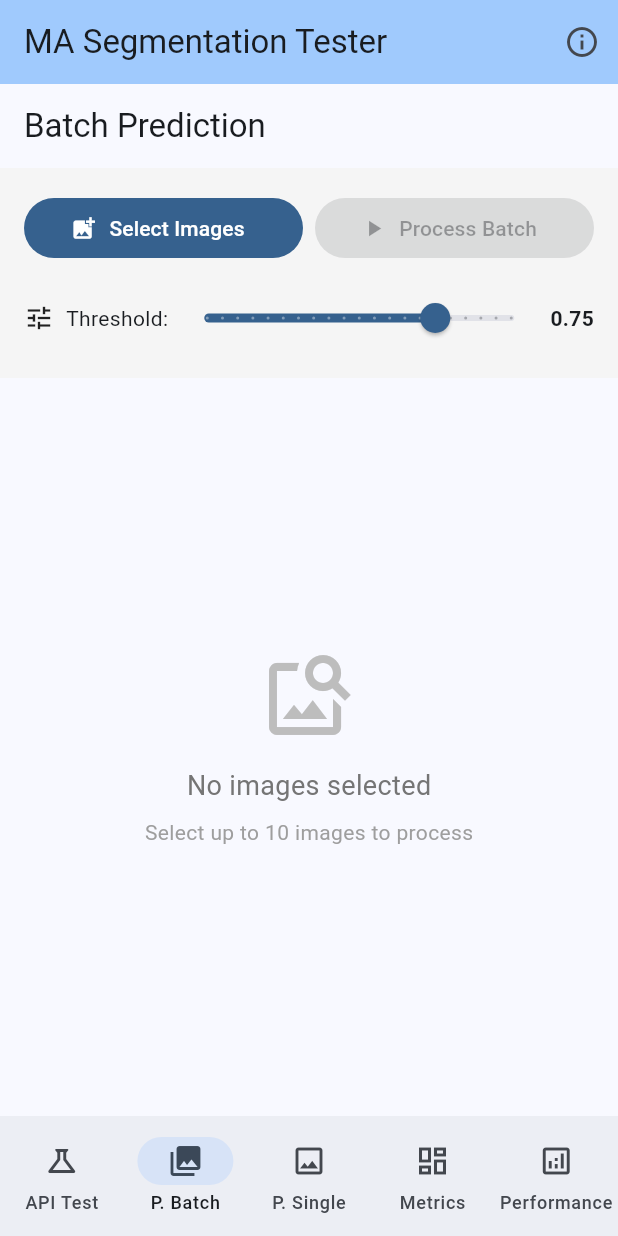
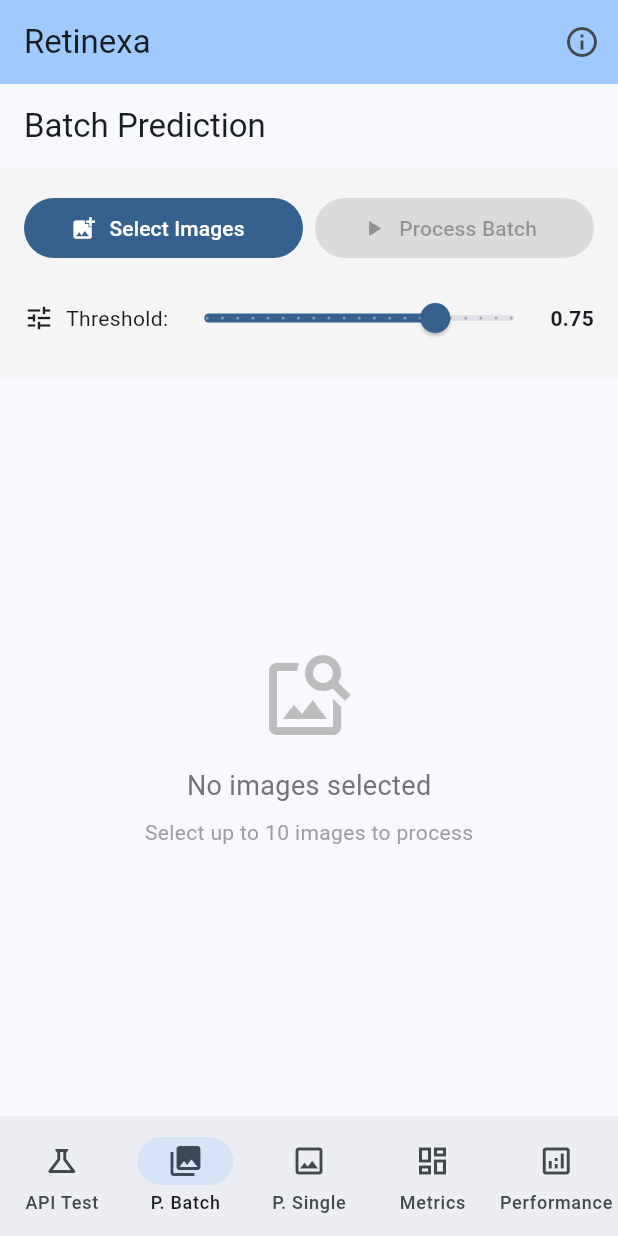
Before and after one commit to agriby-chaniago/ma_tester_flutter, a Flutter app: the screen it shows after launch, item 2 of the bottom bar chosen, on a phone screen of 412 x 824 dp. Run offline on Flutter 3.47's test engine with Material 3 defaults, Android fonts, the phone set to English and light mode, and no system bars; our stand-ins replace connectivity_plus, device_info_plus, dio, fl_chart, flutter_dotenv, image_picker; network calls fail.

Commit message:
rename part 2

```diff
--- a/lib/app_mobile.dart
+++ b/lib/app_mobile.dart
@@ -15,7 +15,7 @@
   @override
   Widget build(BuildContext context) {
     return MaterialApp(
-      title: 'MA Segmentation Tester',
+      title: 'Retinexa',
       theme: ThemeData(useMaterial3: true, colorSchemeSeed: Colors.blue),
       home: const MainPage(),
     );
@@ -201,7 +201,7 @@
   Widget build(BuildContext context) {
     return Scaffold(
       appBar: AppBar(
-        title: const Text('MA Segmentation Tester'),
+        title: const Text('Retinexa'),
         backgroundColor: Theme.of(context).colorScheme.inversePrimary,
         actions: [
           IconButton(
--- a/lib/app_web.dart
+++ b/lib/app_web.dart
@@ -9,7 +9,7 @@
   @override
   Widget build(BuildContext context) {
     return MaterialApp(
-      title: 'MA Retinal Segmentation Simulator',
+      title: 'Retinexa',
       debugShowCheckedModeBanner: false,
       theme: ThemeData(
         useMaterial3: true,
--- a/lib/pages/web_simulator_page.dart
+++ b/lib/pages/web_simulator_page.dart
@@ -1071,7 +1071,7 @@
       appBar: AppBar(
         elevation: 0,
         backgroundColor: const Color(0xFFE7EFED),
-        title: const Text('MA Retinal Simulator'),
+        title: const Text('Retinexa'),
         actions: [
           Padding(
             padding: const EdgeInsets.symmetric(horizontal: 12),
```
Also changed, not shown: 1 other file.
